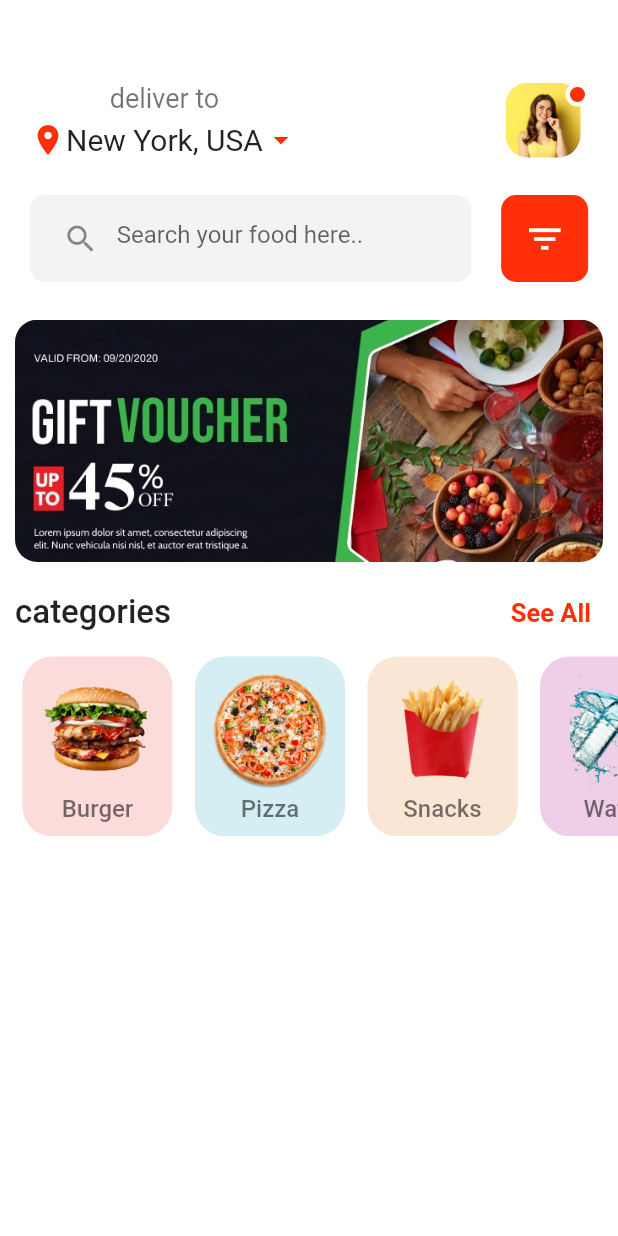
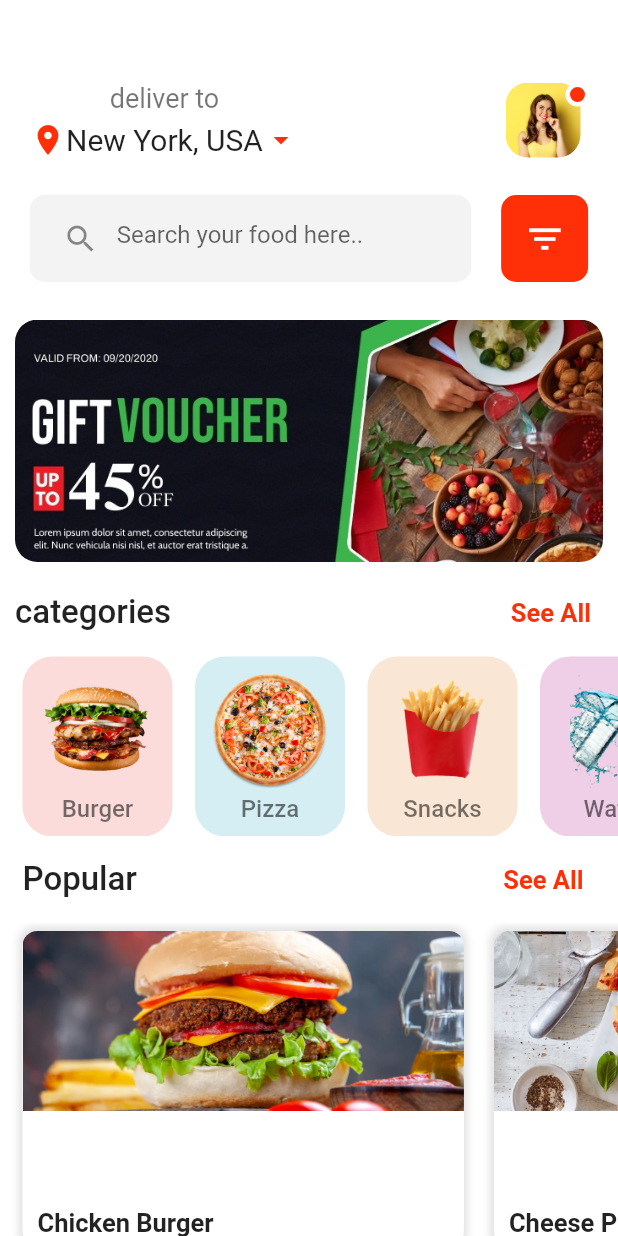
Before and after one commit to Farah-Torkhani/Food-Ordering-App, a Flutter app: the screen it shows after launch, after a tap on "Get started", on a phone screen of 412 x 824 dp. Run offline on Flutter 3.47's test engine with Material 2 defaults, Android fonts, the phone set to English and light mode, and no system bars.

Commit message:
home_screen done

```diff
--- a/lib/home_screen.dart
+++ b/lib/home_screen.dart
@@ -8,7 +8,7 @@ class HomeScreen extends StatelessWidget {
     "Water",
   ];
 
-  List foods2 = ["chicken Burger", "cheese Pizza"];
+  List foods2 = ["Chicken Burger", "Cheese Pizza"];
   List<Color> bgColors = [
     Color(0xFFFBDCDA),
     Color(0xFFD4EEF3),
@@ -198,6 +198,100 @@ class HomeScreen extends StatelessWidget {
                 },
               ),
             ),
+            Padding(
+              padding: EdgeInsets.symmetric(horizontal: 15, vertical: 5),
+              child: Row(
+                mainAxisAlignment: MainAxisAlignment.spaceBetween,
+                children: [
+                  Text(
+                    "Popular",
+                    style: TextStyle(
+                      fontSize: 22,
+                      fontWeight: FontWeight.w500,
+                    ),
+                  ),
+                  TextButton(
+                    onPressed: () {},
+                    child: Text(
+                      "See All",
+                      style: TextStyle(
+                        color: Color(0xFFFF2F08),
+                        fontSize: 17,
+                        fontWeight: FontWeight.bold,
+                      ),
+                    ),
+                  ),
+                ],
+              ),
+            ),
+            SizedBox(
+              height: 220,
+              child: ListView.builder(
+                scrollDirection: Axis.horizontal,
+                shrinkWrap: true,
+                itemCount: foods2.length,
+                itemBuilder: (context, index) {
+                  return InkWell(
+                    onTap: () {},
+                    child: Container(
+                      width: MediaQuery.of(context).size.width / 1.4,
+                      margin: EdgeInsets.only(
+                          left: 15, top: 5, bottom: 5, right: 5),
+                      decoration: BoxDecoration(
+                        borderRadius: BorderRadius.circular(10),
+                        color: Colors.white,
+                        boxShadow: [
+                          BoxShadow(
+                            color: Colors.black12,
+                            blurRadius: 4,
+                            spreadRadius: 2,
+                          ),
+                        ],
+                      ),
+                      child: Column(
+                        mainAxisAlignment: MainAxisAlignment.spaceBetween,
+                        children: [
+                          ClipRRect(
+                            borderRadius: BorderRadius.only(
+                              topLeft: Radius.circular(10),
+                              topRight: Radius.circular(10),
+                            ),
+                            child: Image.asset(
+                              "images/${foods2[index]}.jpg",
+                              height: 120,
+                              width: MediaQuery.of(context).size.width / 1.4,
+                              fit: BoxFit.cover,
+                            ),
+                          ),
+                          Padding(
+                            padding: EdgeInsets.only(left: 10),
+                            child: Row(
+                              mainAxisAlignment: MainAxisAlignment.spaceBetween,
+                              children: [
+                                Column(
+                                  crossAxisAlignment: CrossAxisAlignment.start,
+                                  children: [
+                                    Text(
+                                      foods2[index],
+                                      style: TextStyle(
+                                        fontSize: 17,
+                                        fontWeight: FontWeight.bold,
+                                      ),
+                                    ),
+                                    SizedBox(height: 5),
+                                  ],
+                                ),
+                              ],
+                            ),
+                          ),
+                        ],
+                      ),
+                    ),
+                  );
+                },
+              ),
+            ),
+            SizedBox(height: 50)
           ],
         ),
       ),
```
Lines whose indentation alone changed are shown as unchanged.
